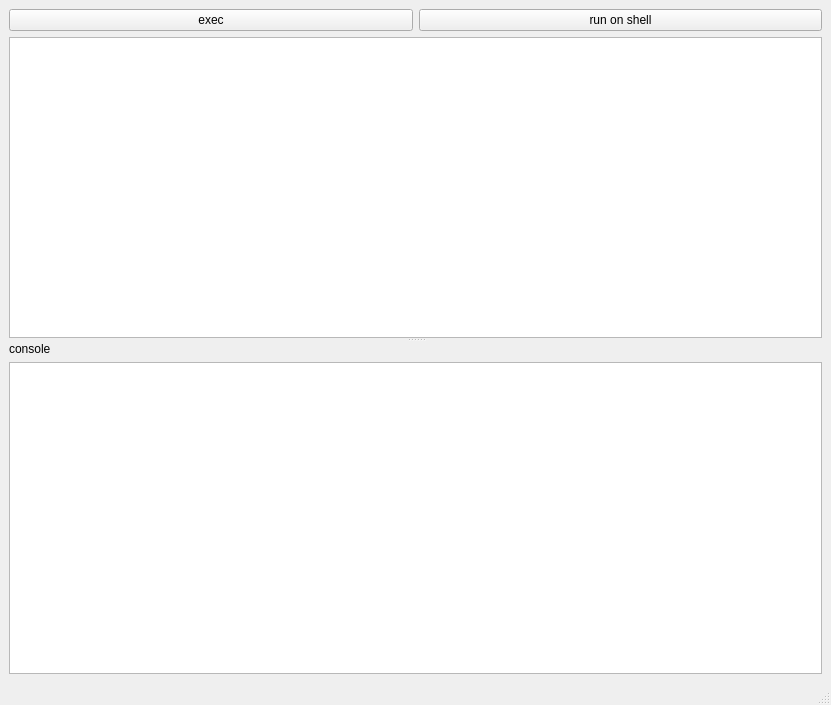
Integration-Automation/JEDITOR, file editor.ui: the form before one commit.
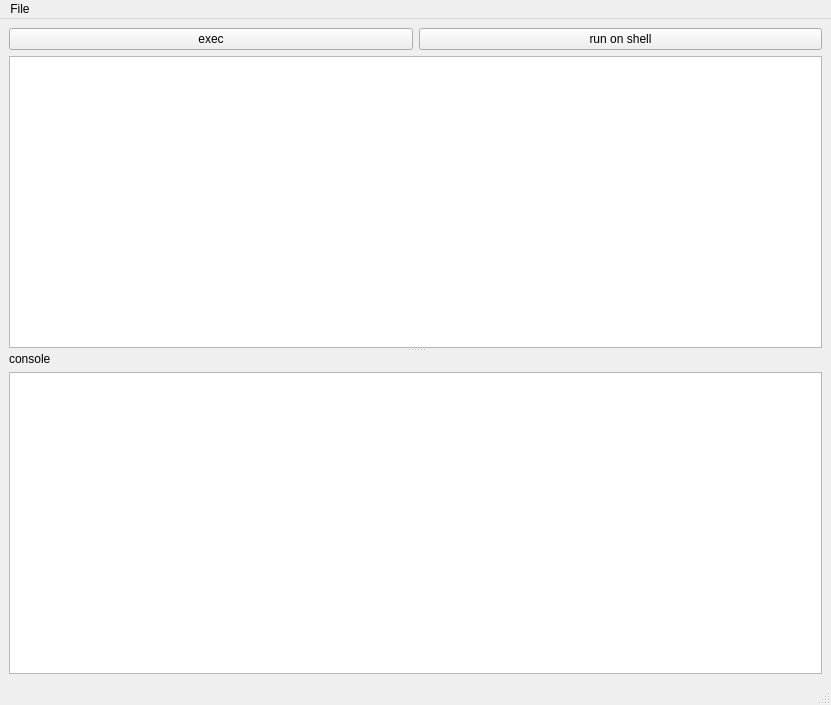
The form after the commit.

What changed in the file:
```diff
--- a/editor.ui
+++ b/editor.ui
@@ -83,6 +83,13 @@
      <height>21</height>
     </rect>
    </property>
+   <widget class="QMenu" name="menuFile">
+    <property name="title">
+     <string>File</string>
+    </property>
+    <addaction name="action_open_file"/>
+   </widget>
+   <addaction name="menuFile"/>
   </widget>
   <widget class="QStatusBar" name="statusbar"/>
  </widget>
```
Left out of the diff: 5 changed lines with no effect on the pictures.
